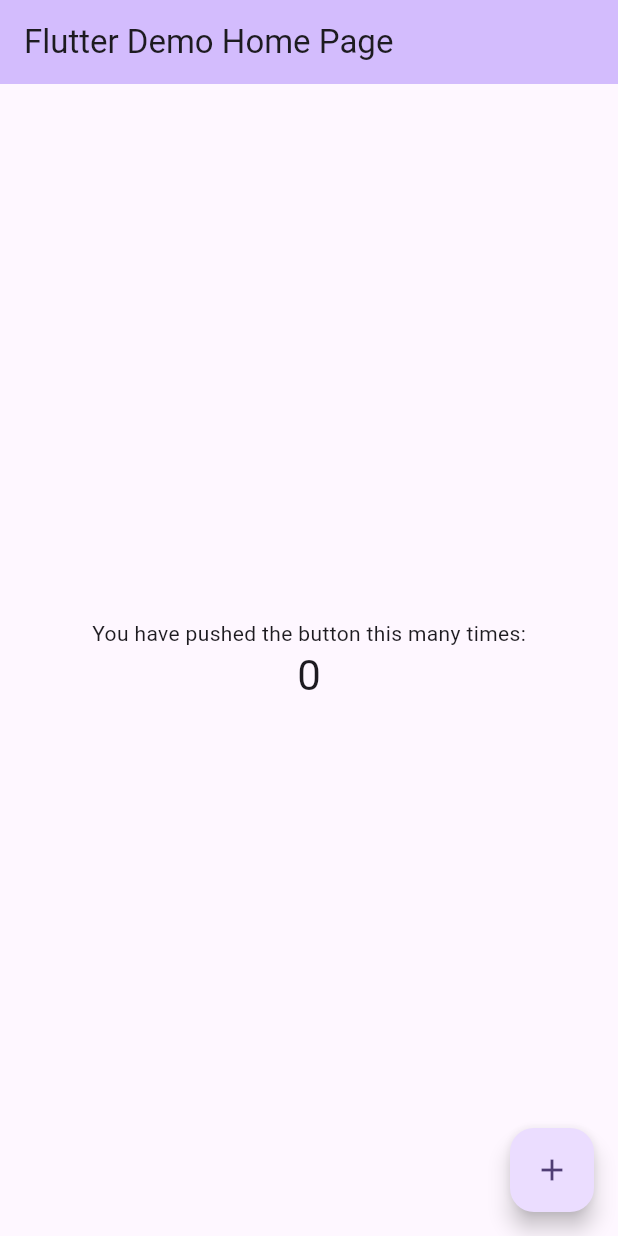
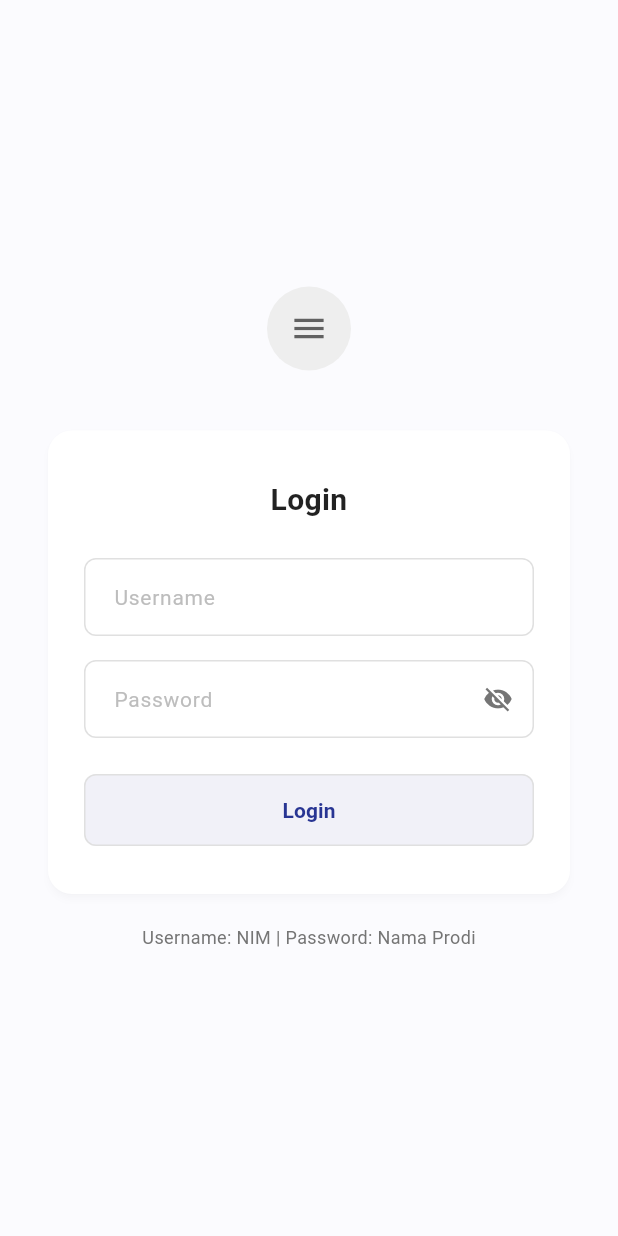
Before and after one commit to Exalty/animalist, a Flutter app: the screen it shows after launch, on a phone screen of 412 x 824 dp. Run offline on Flutter 3.47's test engine with Material 3 defaults, Android fonts, the phone set to English and light mode, and no system bars.

```diff
--- a/lib/animals_data.dart
+++ b/lib/data/animals_data.dart
@@ -1,6 +1,6 @@
-// import "..."
+import '../models/animal.dart';
 
-List<Animal> dummyAnimals = [
+final List<Animal> dummyAnimals = [
   Animal(
     name: "Bengal Tiger",
     type: "Mammal",
--- a/lib/main.dart
+++ b/lib/main.dart
@@ -1,122 +1,25 @@
 import 'package:flutter/material.dart';
+import 'pages/login_page.dart';
 
 void main() {
-  runApp(const MyApp());
+  runApp(const AnimalistApp());
 }
-// coba aja
-class MyApp extends StatelessWidget {
-  const MyApp({super.key});
 
-  // This widget is the root of your application.
+class AnimalistApp extends StatelessWidget {
+  const AnimalistApp({super.key});
+
   @override
   Widget build(BuildContext context) {
     return MaterialApp(
-      title: 'Flutter Demo',
+      title: 'Animalist',
+      debugShowCheckedModeBanner: false,
       theme: ThemeData(
-        // This is the theme of your application.
-        //
-        // TRY THIS: Try running your application with "flutter run". You'll see
-        // the application has a purple toolbar. Then, without quitting the app,
-        // try changing the seedColor in the colorScheme below to Colors.green
-        // and then invoke "hot reload" (save your changes or press the "hot
-        // reload" button in a Flutter-supported IDE, or press "r" if you used
-        // the command line to start the app).
-        //
-        // Notice that the counter didn't reset back to zero; the application
-        // state is not lost during the reload. To reset the state, use hot
-        // restart instead.
-        //
-        // This works for code too, not just values: Most code changes can be
-        // tested with just a hot reload.
-        colorScheme: .fromSeed(seedColor: Colors.deepPurple),
+        useMaterial3: true,
+        colorScheme: ColorScheme.fromSeed(
+          seedColor: Colors.deepPurple,
+        ),
       ),
-      home: const MyHomePage(title: 'Flutter Demo Home Page'),
+      home: const LoginPage(),
     );
   }
 }
-
-class MyHomePage extends StatefulWidget {
-  const MyHomePage({super.key, required this.title});
-
-  // This widget is the home page of your application. It is stateful, meaning
-  // that it has a State object (defined below) that contains fields that affect
-  // how it looks.
-
-  // This class is the configuration for the state. It holds the values (in this
-  // case the title) provided by the parent (in this case the App widget) and
-  // used by the build method of the State. Fields in a Widget subclass are
-  // always marked "final".
-
-  final String title;
-
-  @override
-  State<MyHomePage> createState() => _MyHomePageState();
-}
-
-class _MyHomePageState extends State<MyHomePage> {
-  int _counter = 0;
-
-  void _incrementCounter() {
-    setState(() {
-      // This call to setState tells the Flutter framework that something has
-      // changed in this State, which causes it to rerun the build method below
-      // so that the display can reflect the updated values. If we changed
-      // _counter without calling setState(), then the build method would not be
-      // called again, and so nothing would appear to happen.
-      _counter++;
-    });
-  }
-
-  @override
-  Widget build(BuildContext context) {
-    // This method is rerun every time setState is called, for instance as done
-    // by the _incrementCounter method above.
-    //
-    // The Flutter framework has been optimized to make rerunning build methods
-    // fast, so that you can just rebuild anything that needs updating rather
-    // than having to individually change instances of widgets.
-    return Scaffold(
-      appBar: AppBar(
-        // TRY THIS: Try changing the color here to a specific color (to
-        // Colors.amber, perhaps?) and trigger a hot reload to see the AppBar
-        // change color while the other colors stay the same.
-        backgroundColor: Theme.of(context).colorScheme.inversePrimary,
-        // Here we take the value from the MyHomePage object that was created by
-        // the App.build method, and use it to set our appbar title.
-        title: Text(widget.title),
-      ),
-      body: Center(
-        // Center is a layout widget. It takes a single child and positions it
-        // in the middle of the parent.
-        child: Column(
-          // Column is also a layout widget. It takes a list of children and
-          // arranges them vertically. By default, it sizes itself to fit its
-          // children horizontally, and tries to be as tall as its parent.
-          //
-          // Column has various properties to control how it sizes itself and
-          // how it positions its children. Here we use mainAxisAlignment to
-          // center the children vertically; the main axis here is the vertical
-          // axis because Columns are vertical (the cross axis would be
-          // horizontal).
-          //
-          // TRY THIS: Invoke "debug painting" (choose the "Toggle Debug Paint"
-          // action in the IDE, or press "p" in the console), to see the
-          // wireframe for each widget.
-          mainAxisAlignment: .center,
-          children: [
-            const Text('You have pushed the button this many times:'),
-            Text(
-              '$_counter',
-              style: Theme.of(context).textTheme.headlineMedium,
-            ),
-          ],
-        ),
-      ),
-      floatingActionButton: FloatingActionButton(
-        onPressed: _incrementCounter,
-        tooltip: 'Increment',
-        child: const Icon(Icons.add),
-      ),
-    );
-  }
-}
--- /dev/null
+++ b/lib/pages/login_page.dart
@@ -0,0 +1,237 @@
+import 'package:flutter/material.dart';
+import 'home_page.dart';
+
+class LoginPage extends StatefulWidget {
+  const LoginPage({super.key});
+
+  @override
+  State<LoginPage> createState() => _LoginPageState();
+}
+
+class _LoginPageState extends State<LoginPage> {
+  final TextEditingController _usernameController = TextEditingController();
+  final TextEditingController _passwordController = TextEditingController();
+  bool _isPasswordVisible = false;
+
+  // Kredensial login sesuai ketentuan tugas:
+  // Username: NIM (contoh: 124240004)
+  // Password: Nama Prodi (contoh: Sistem Informasi)
+  final String _expectedNim = '124240004';
+  final String _expectedProdi = 'sistem informasi';
+
+  void _login() {
+    final String username = _usernameController.text.trim();
+    final String password = _passwordController.text.trim();
+
+    // Verifikasi: jika username sama dengan NIM dan password sama dengan nama Prodi (case-insensitive)
+    final bool isSuccess = (username == _expectedNim &&
+            (password.toLowerCase() == _expectedProdi ||
+                password.toLowerCase() == 'si')) ||
+        (username == 'admin' && password == 'admin');
+
+    if (isSuccess) {
+      // Navigasi push replacement ke Home Page sesuai clue soal
+      Navigator.pushReplacement(
+        context,
+        MaterialPageRoute(builder: (context) => const HomePage()),
+      );
+    } else {
+      // Tampilkan snackbar merah jika login gagal
+      ScaffoldMessenger.of(context).hideCurrentSnackBar();
+      ScaffoldMessenger.of(context).showSnackBar(
+        const SnackBar(
+          content: Text(
+            'Login gagal!',
+            style: TextStyle(fontWeight: FontWeight.bold),
+          ),
+          backgroundColor: Colors.red,
+          duration: Duration(seconds: 2),
+        ),
+      );
+    }
+  }
+
+  @override
+  void dispose() {
+    _usernameController.dispose();
+    _passwordController.dispose();
+    super.dispose();
+  }
+
+  @override
+  Widget build(BuildContext context) {
+    return Scaffold(
+      backgroundColor: const Color(0xFFFBFBFE),
+      body: SafeArea(
+        child: Center(
+          child: SingleChildScrollView(
+            padding: const EdgeInsets.symmetric(horizontal: 28.0),
+            child: Column(
+              mainAxisAlignment: MainAxisAlignment.center,
+              children: [
+                // Icon avatar / header
+                Container(
+                  width: 56,
+                  height: 56,
+                  decoration: BoxDecoration(
+                    color: Colors.grey.shade200,
+                    shape: BoxShape.circle,
+                  ),
+                  child: Icon(
+                    Icons.menu,
+                    color: Colors.grey.shade700,
+                    size: 26,
+                  ),
+                ),
+                const SizedBox(height: 36),
+
+                // Card Login
+                Card(
+                  elevation: 2,
+                  shadowColor: Colors.black12,
+                  shape: RoundedRectangleBorder(
+                    borderRadius: BorderRadius.circular(16),
+                  ),
+                  color: Colors.white,
+                  child: Padding(
+                    padding: const EdgeInsets.symmetric(
+                      horizontal: 24.0,
+                      vertical: 32.0,
+                    ),
+                    child: Column(
+                      crossAxisAlignment: CrossAxisAlignment.stretch,
+                      children: [
+                        const Text(
+                          'Login',
+                          textAlign: TextAlign.center,
+                          style: TextStyle(
+                            fontSize: 20,
+                            fontWeight: FontWeight.bold,
+                            color: Colors.black87,
+                          ),
+                        ),
+                        const SizedBox(height: 24),
+
+                        // Input Username
+                        TextField(
+                          controller: _usernameController,
+                          keyboardType: TextInputType.text,
+                          decoration: InputDecoration(
+                            hintText: 'Username',
+                            hintStyle: TextStyle(
+                              color: Colors.grey.shade400,
+                              fontSize: 14,
+                            ),
+                            contentPadding: const EdgeInsets.symmetric(
+                              horizontal: 16,
+                              vertical: 14,
+                            ),
+                            border: OutlineInputBorder(
+                              borderRadius: BorderRadius.circular(8),
+                              borderSide: BorderSide(color: Colors.grey.shade300),
+                            ),
+                            enabledBorder: OutlineInputBorder(
+                              borderRadius: BorderRadius.circular(8),
+                              borderSide: BorderSide(color: Colors.grey.shade300),
+                            ),
+                            focusedBorder: OutlineInputBorder(
+                              borderRadius: BorderRadius.circular(8),
+                              borderSide: const BorderSide(
+                                color: Colors.deepPurple,
+                                width: 1.5,
+                              ),
+                            ),
+                          ),
+                        ),
+                        const SizedBox(height: 16),
+
+                        // Input Password
+                        TextField(
+                          controller: _passwordController,
+                          obscureText: !_isPasswordVisible,
+                          decoration: InputDecoration(
+                            hintText: 'Password',
+                            hintStyle: TextStyle(
+                              color: Colors.grey.shade400,
+                              fontSize: 14,
+                            ),
+                            contentPadding: const EdgeInsets.symmetric(
+                              horizontal: 16,
+                              vertical: 14,
+                            ),
+                            suffixIcon: IconButton(
+                              icon: Icon(
+                                _isPasswordVisible
+                                    ? Icons.visibility
+                                    : Icons.visibility_off,
+                                color: Colors.grey.shade600,
+                                size: 20,
+                              ),
+                              onPressed: () {
+                                setState(() {
+                                  _isPasswordVisible = !_isPasswordVisible;
+                                });
+                              },
+                            ),
+                            border: OutlineInputBorder(
+                              borderRadius: BorderRadius.circular(8),
+                              borderSide: BorderSide(color: Colors.grey.shade300),
+                            ),
+                            enabledBorder: OutlineInputBorder(
+                              borderRadius: BorderRadius.circular(8),
+                              borderSide: BorderSide(color: Colors.grey.shade300),
+                            ),
+                            focusedBorder: OutlineInputBorder(
+                              borderRadius: BorderRadius.circular(8),
+                              borderSide: const BorderSide(
+                                color: Colors.deepPurple,
+                                width: 1.5,
+                              ),
+                            ),
+                          ),
+                        ),
+                        const SizedBox(height: 24),
+
+                        // Tombol Login
+                        ElevatedButton(
+                          onPressed: _login,
+                          style: ElevatedButton.styleFrom(
+                            backgroundColor: const Color(0xFFF1F1F8),
+                            foregroundColor: Colors.indigo.shade800,
+                            elevation: 0,
+                            padding: const EdgeInsets.symmetric(vertical: 14),
+                            shape: RoundedRectangleBorder(
+                              borderRadius: BorderRadius.circular(8),
+                              side: BorderSide(color: Colors.grey.shade300),
+                            ),
+                          ),
+                          child: const Text(
+                            'Login',
+                            style: TextStyle(
+                              fontWeight: FontWeight.w600,
+                              fontSize: 14,
+                            ),
+                          ),
+                        ),
+                      ],
+                    ),
+                  ),
+                ),
+                const SizedBox(height: 16),
+
+                // Helper text
+                Text(
+                  'Username: NIM | Password: Nama Prodi',
+                  style: TextStyle(
+                    fontSize: 12,
+                    color: Colors.grey.shade600,
+                  ),
+                ),
+              ],
+            ),
+          ),
+        ),
+      ),
+    );
+  }
+}
```
Also changed, not shown: lib/models/animal.dart (added, +19 -0 lines), lib/pages/detail_page.dart (added, +161 -0 lines), lib/pages/home_page.dart (added, +194 -0 lines), 1 other file.
